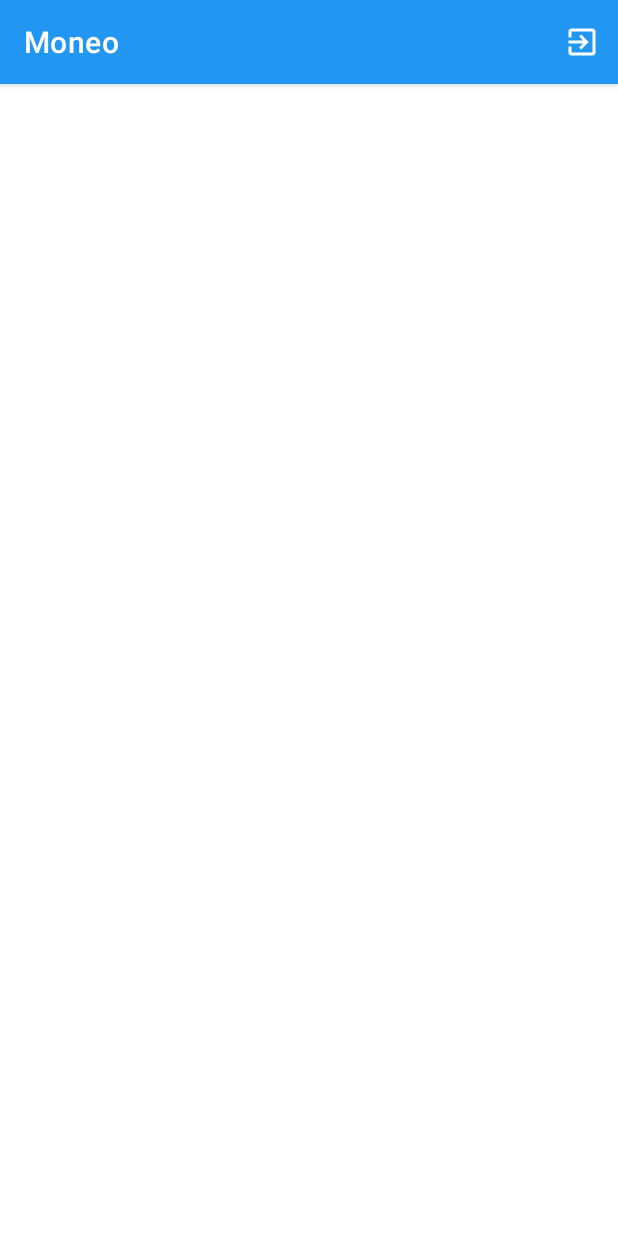
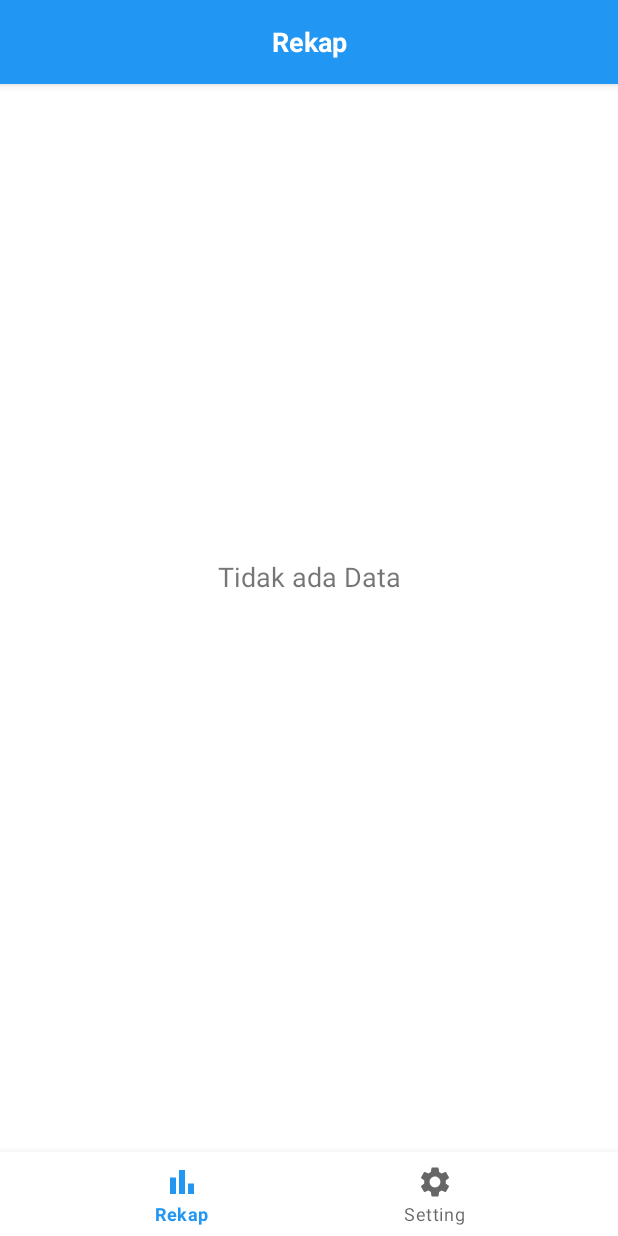
Before and after one commit to CH2-PS188/MD, an Android app: the MainActivity screen opened directly, with no data from a screen before it, on a phone screen of 412 x 824 dp. Run offline under Robolectric (Android 15) with nearby library versions, the phone set to English and light mode, and no system bars; our stand-ins replace Firebase (no records; nobody signed in at launch, a user with empty details on screens opened directly), navigation-ui.

Commit message:
Update Navigation

```diff
--- a/app/src/main/java/com/moneo/moneo/ui/MainActivity.kt
+++ b/app/src/main/java/com/moneo/moneo/ui/MainActivity.kt
@@ -6,6 +6,11 @@ import android.util.Log
 import android.view.Menu
 import android.view.MenuItem
 import androidx.appcompat.app.AppCompatActivity
+import androidx.navigation.fragment.NavHostFragment
+import androidx.navigation.ui.AppBarConfiguration
+import androidx.navigation.ui.setupActionBarWithNavController
+import androidx.navigation.ui.setupWithNavController
+import com.google.android.material.bottomnavigation.BottomNavigationView
 import com.google.firebase.auth.FirebaseAuth
 import com.moneo.moneo.R
 import com.moneo.moneo.databinding.ActivityMainBinding
@@ -32,6 +37,26 @@ class MainActivity : AppCompatActivity() {
                 redirectToLoginScreen()
             }
         }
+
+        supportActionBar?.hide()
+
+        val navView: BottomNavigationView = findViewById(R.id.bottom_navigation)
+
+        val navHostFragment = supportFragmentManager.findFragmentById(R.id.nav_host_fragment) as? NavHostFragment
+        if (navHostFragment != null) {
+            val navController = navHostFragment.navController
+            val appBarConfiguration = AppBarConfiguration.Builder(
+                R.id.navigationRekap,
+                R.id.navigationSetting,
+            ).build()
+            setupActionBarWithNavController(navController, appBarConfiguration)
+            navView.setupWithNavController(navController)
+        } else {
+            // Handle the case where navHostFragment is null
+            Log.e("MainActivity", "NavHostFragment is null")
+        }
+
+
     }
 
     private fun redirectToLoginScreen() {
--- a/app/src/main/java/com/moneo/moneo/ui/factory/RekapFactory.kt
+++ b/app/src/main/java/com/moneo/moneo/ui/factory/RekapFactory.kt
@@ -5,12 +5,12 @@ import androidx.lifecycle.ViewModel
 import androidx.lifecycle.ViewModelProvider
 import com.moneo.moneo.data.repository.RekapRepository
 import com.moneo.moneo.di.RekapInjection
-import com.moneo.moneo.ui.MainViewModel
+import com.moneo.moneo.ui.rekap.RekapViewModel
 
 class RekapFactory private constructor(private val rekapRepository: RekapRepository): ViewModelProvider.NewInstanceFactory() {
 
     override fun <T : ViewModel> create(modelClass: Class<T>): T {
-        return MainViewModel(rekapRepository) as T
+        return RekapViewModel(rekapRepository) as T
     }
 
     companion object{
--- /dev/null
+++ b/app/src/main/res/drawable/ic_baseline_brush_24.xml
@@ -0,0 +1,5 @@
+<vector android:height="24dp" android:tint="#FFFFFF"
+    android:viewportHeight="24" android:viewportWidth="24"
+    android:width="24dp" xmlns:android="http://schemas.android.com/apk/res/android">
+    <path android:fillColor="@android:color/white" android:pathData="M7,14c-1.66,0 -3,1.34 -3,3 0,1.31 -1.16,2 -2,2 0.92,1.22 2.49,2 4,2 2.21,0 4,-1.79 4,-4 0,-1.66 -1.34,-3 -3,-3zM20.71,4.63l-1.34,-1.34c-0.39,-0.39 -1.02,-0.39 -1.41,0L9,12.25 11.75,15l8.96,-8.96c0.39,-0.39 0.39,-1.02 0,-1.41z"/>
+</vector>
--- a/app/src/main/res/drawable/ic_baseline_credit_card_24.xml
+++ /dev/null
@@ -1,5 +0,0 @@
-<vector android:height="24dp" android:tint="#FFFFFF"
-    android:viewportHeight="24" android:viewportWidth="24"
-    android:width="24dp" xmlns:android="http://schemas.android.com/apk/res/android">
-    <path android:fillColor="@android:color/white" android:pathData="M20,4L4,4c-1.11,0 -1.99,0.89 -1.99,2L2,18c0,1.11 0.89,2 2,2h16c1.11,0 2,-0.89 2,-2L22,6c0,-1.11 -0.89,-2 -2,-2zM20,18L4,18v-6h16v6zM20,8L4,8L4,6h16v2z"/>
-</vector>
--- a/app/src/main/res/drawable/ic_baseline_event_note_24.xml
+++ /dev/null
@@ -1,5 +0,0 @@
-<vector android:autoMirrored="true" android:height="24dp"
-    android:tint="#FFFFFF" android:viewportHeight="24"
-    android:viewportWidth="24" android:width="24dp" xmlns:android="http://schemas.android.com/apk/res/android">
-    <path android:fillColor="@android:color/white" android:pathData="M17,10L7,10v2h10v-2zM19,3h-1L18,1h-2v2L8,3L8,1L6,1v2L5,3c-1.11,0 -1.99,0.9 -1.99,2L3,19c0,1.1 0.89,2 2,2h14c1.1,0 2,-0.9 2,-2L21,5c0,-1.1 -0.9,-2 -2,-2zM19,19L5,19L5,8h14v11zM14,14L7,14v2h7v-2z"/>
-</vector>
--- /dev/null
+++ b/app/src/main/res/drawable/ic_baseline_language_24.xml
@@ -0,0 +1,5 @@
+<vector android:height="24dp" android:tint="#FFFFFF"
+    android:viewportHeight="24" android:viewportWidth="24"
+    android:width="24dp" xmlns:android="http://schemas.android.com/apk/res/android">
+    <path android:fillColor="@android:color/white" android:pathData="M11.99,2C6.47,2 2,6.48 2,12s4.47,10 9.99,10C17.52,22 22,17.52 22,12S17.52,2 11.99,2zM18.92,8h-2.95c-0.32,-1.25 -0.78,-2.45 -1.38,-3.56 1.84,0.63 3.37,1.91 4.33,3.56zM12,4.04c0.83,1.2 1.48,2.53 1.91,3.96h-3.82c0.43,-1.43 1.08,-2.76 1.91,-3.96zM4.26,14C4.1,13.36 4,12.69 4,12s0.1,-1.36 0.26,-2h3.38c-0.08,0.66 -0.14,1.32 -0.14,2 0,0.68 0.06,1.34 0.14,2L4.26,14zM5.08,16h2.95c0.32,1.25 0.78,2.45 1.38,3.56 -1.84,-0.63 -3.37,-1.9 -4.33,-3.56zM8.03,8L5.08,8c0.96,-1.66 2.49,-2.93 4.33,-3.56C8.81,5.55 8.35,6.75 8.03,8zM12,19.96c-0.83,-1.2 -1.48,-2.53 -1.91,-3.96h3.82c-0.43,1.43 -1.08,2.76 -1.91,3.96zM14.34,14L9.66,14c-0.09,-0.66 -0.16,-1.32 -0.16,-2 0,-0.68 0.07,-1.35 0.16,-2h4.68c0.09,0.65 0.16,1.32 0.16,2 0,0.68 -0.07,1.34 -0.16,2zM14.59,19.56c0.6,-1.11 1.06,-2.31 1.38,-3.56h2.95c-0.96,1.65 -2.49,2.93 -4.33,3.56zM16.36,14c0.08,-0.66 0.14,-1.32 0.14,-2 0,-0.68 -0.06,-1.34 -0.14,-2h3.38c0.16,0.64 0.26,1.31 0.26,2s-0.1,1.36 -0.26,2h-3.38z"/>
+</vector>
--- /dev/null
+++ b/app/src/main/res/drawable/ic_baseline_notifications_24.xml
@@ -0,0 +1,5 @@
+<vector android:height="24dp" android:tint="#FFFFFF"
+    android:viewportHeight="24" android:viewportWidth="24"
+    android:width="24dp" xmlns:android="http://schemas.android.com/apk/res/android">
+    <path android:fillColor="@android:color/white" android:pathData="M12,22c1.1,0 2,-0.9 2,-2h-4c0,1.1 0.89,2 2,2zM18,16v-5c0,-3.07 -1.64,-5.64 -4.5,-6.32L13.5,4c0,-0.83 -0.67,-1.5 -1.5,-1.5s-1.5,0.67 -1.5,1.5v0.68C7.63,5.36 6,7.92 6,11v5l-2,2v1h16v-1l-2,-2z"/>
+</vector>
--- /dev/null
+++ b/app/src/main/res/drawable/ic_baseline_settings_24.xml
@@ -0,0 +1,12 @@
+<vector xmlns:android="http://schemas.android.com/apk/res/android"
+    xmlns:tools="http://schemas.android.com/tools"
+    android:width="24dp"
+    android:height="24dp"
+    android:viewportWidth="24"
+    android:viewportHeight="24"
+    android:tint="#FFFFFF">
+    <path
+        android:fillColor="@android:color/white"
+        android:pathData="M19.14,12.94c0.04,-0.3 0.06,-0.61 0.06,-0.94c0,-0.32 -0.02,-0.64 -0.07,-0.94l2.03,-1.58c0.18,-0.14 0.23,-0.41 0.12,-0.61l-1.92,-3.32c-0.12,-0.22 -0.37,-0.29 -0.59,-0.22l-2.39,0.96c-0.5,-0.38 -1.03,-0.7 -1.62,-0.94L14.4,2.81c-0.04,-0.24 -0.24,-0.41 -0.48,-0.41h-3.84c-0.24,0 -0.43,0.17 -0.47,0.41L9.25,5.35C8.66,5.59 8.12,5.92 7.63,6.29L5.24,5.33c-0.22,-0.08 -0.47,0 -0.59,0.22L2.74,8.87C2.62,9.08 2.66,9.34 2.86,9.48l2.03,1.58C4.84,11.36 4.8,11.69 4.8,12s0.02,0.64 0.07,0.94l-2.03,1.58c-0.18,0.14 -0.23,0.41 -0.12,0.61l1.92,3.32c0.12,0.22 0.37,0.29 0.59,0.22l2.39,-0.96c0.5,0.38 1.03,0.7 1.62,0.94l0.36,2.54c0.05,0.24 0.24,0.41 0.48,0.41h3.84c0.24,0 0.44,-0.17 0.47,-0.41l0.36,-2.54c0.59,-0.24 1.13,-0.56 1.62,-0.94l2.39,0.96c0.22,0.08 0.47,0 0.59,-0.22l1.92,-3.32c0.12,-0.22 0.07,-0.47 -0.12,-0.61L19.14,12.94zM12,15.6c-1.98,0 -3.6,-1.62 -3.6,-3.6s1.62,-3.6 3.6,-3.6s3.6,1.62 3.6,3.6S13.98,15.6 12,15.6z"
+        tools:ignore="VectorPath" />
+</vector>
--- a/app/src/main/res/layout/activity_main.xml
+++ b/app/src/main/res/layout/activity_main.xml
@@ -4,9 +4,30 @@
     xmlns:tools="http://schemas.android.com/tools"
     android:layout_width="match_parent"
     android:layout_height="match_parent"
-    android:orientation="vertical"
     tools:context=".ui.MainActivity">
 
+    <androidx.fragment.app.FragmentContainerView
+        android:id="@+id/nav_host_fragment"
+        android:name="androidx.navigation.fragment.NavHostFragment"
+        android:layout_width="match_parent"
+        android:layout_height="0dp"
+        app:defaultNavHost="true"
+        app:navGraph="@navigation/mobile_navigation"
+        app:layout_constraintLeft_toLeftOf="parent"
+        app:layout_constraintRight_toRightOf="parent"
+        app:layout_constraintTop_toTopOf="parent"
+        app:layout_constraintBottom_toTopOf="@id/bottom_navigation"/>
 
+    <com.google.android.material.bottomnavigation.BottomNavigationView
+        android:id="@+id/bottom_navigation"
+        android:layout_width="0dp"
+        android:layout_height="wrap_content"
+        android:layout_marginStart="0dp"
+        android:layout_marginEnd="0dp"
+        android:background="?android:attr/windowBackground"
+        app:layout_constraintBottom_toBottomOf="parent"
+        app:layout_constraintLeft_toLeftOf="parent"
+        app:layout_constraintRight_toRightOf="parent"
+        app:menu="@menu/bottom_navigation_menu" />
 
 </androidx.constraintlayout.widget.ConstraintLayout>
--- a/app/src/main/res/layout/fragment_rekap.xml
+++ b/app/src/main/res/layout/fragment_rekap.xml
@@ -5,6 +5,34 @@
     android:layout_width="match_parent"
     android:layout_height="match_parent"
     tools:context=".ui.rekap.RekapFragment">
+
+    <com.google.android.material.appbar.AppBarLayout
+        android:id="@+id/appbar"
+        android:layout_width="match_parent"
+        android:layout_height="wrap_content"
+        android:minHeight="?attr/actionBarSize"
+        app:layout_constraintTop_toTopOf="parent"
+        app:layout_constraintStart_toStartOf="parent"
+        app:layout_constraintEnd_toEndOf="parent">
+
+        <androidx.appcompat.widget.Toolbar
+            android:layout_width="match_parent"
+            android:layout_height="wrap_content"
+            android:background="@color/color_primary"
+            android:minHeight="?attr/actionBarSize">
+
+            <TextView
+                android:layout_width="wrap_content"
+                android:layout_height="wrap_content"
+                android:text="@string/rekap"
+                android:textColor="@color/white"
+                android:textAlignment="center"
+                android:textSize="18sp"
+                android:textStyle="bold"
+                android:layout_gravity="center" />
+
+        </androidx.appcompat.widget.Toolbar>
+    </com.google.android.material.appbar.AppBarLayout>
 
     <androidx.recyclerview.widget.RecyclerView
         android:id="@+id/rv_rekap"
@@ -17,7 +45,7 @@
         app:layout_constraintBottom_toBottomOf="parent"
         app:layout_constraintEnd_toEndOf="parent"
         app:layout_constraintStart_toStartOf="parent"
-        app:layout_constraintTop_toTopOf="parent"/>
+        app:layout_constraintTop_toBottomOf="@+id/appbar"/>
 
     <TextView
         android:id="@+id/tv_noData"
--- a/app/src/main/res/navigation/mobile_navigation.xml
+++ b/app/src/main/res/navigation/mobile_navigation.xml
@@ -3,25 +3,7 @@
     xmlns:app="http://schemas.android.com/apk/res-auto"
     xmlns:tools="http://schemas.android.com/tools"
     android:id="@+id/mobile_navigation"
-    app:startDestination="@+id/navigationTransaksi">
-
-    <fragment
-        android:id="@+id/navigationTransaksi"
-        android:name="com.moneo.moneo.ui.transaksi.TransaksiFragment"
-        android:label="@string/navigation_transaksi"
-        tools:layout="@layout/fragment_transaksi" />
-
-    <fragment
-        android:id="@+id/navigationRekening"
-        android:name="com.moneo.moneo.ui.rekening.RekeningFragment"
-        android:label="@string/navigation_rekening"
-        tools:layout="@layout/fragment_rekening" />
-
-    <fragment
-        android:id="@+id/navigationTabungan"
-        android:name="com.moneo.moneo.ui.tabungan.TabunganFragment"
-        android:label="@string/navigation_tabungan"
-        tools:layout="@layout/fragment_tabungan" />
+    app:startDestination="@+id/navigationRekap">
 
     <fragment
         android:id="@+id/navigationRekap"
@@ -29,4 +11,11 @@
         android:label="@string/navigation_rekap"
         tools:layout="@layout/fragment_rekap" />
 
+    <fragment
+        android:id="@+id/navigationSetting"
+        android:name="com.moneo.moneo.ui.setting.SettingFragment"
+        android:label="@string/navigation_setting"
+        tools:layout="@layout/fragment_setting" />
+
+
 </navigation>
```
Also changed, not shown: app/src/main/java/com/moneo/moneo/ui/MainViewModel.kt (deleted, +0 -15 lines), app/src/main/java/com/moneo/moneo/ui/setting/SettingFragment.kt (added, +19 -0 lines), app/src/main/res/drawable/ic_baseline_menu_book_24.xml (deleted, +0 -8 lines), app/src/main/res/layout/fragment_setting.xml (added, +199 -0 lines), app/src/main/res/menu/bottom_navigation_menu.xml (+7 -19 lines), app/src/main/res/values/strings.xml (+7 -4 lines).
